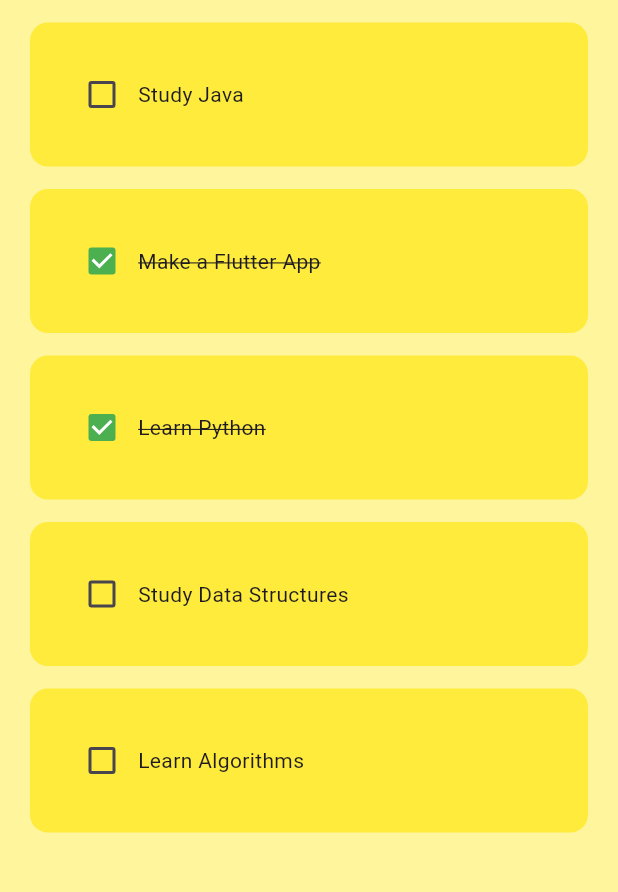
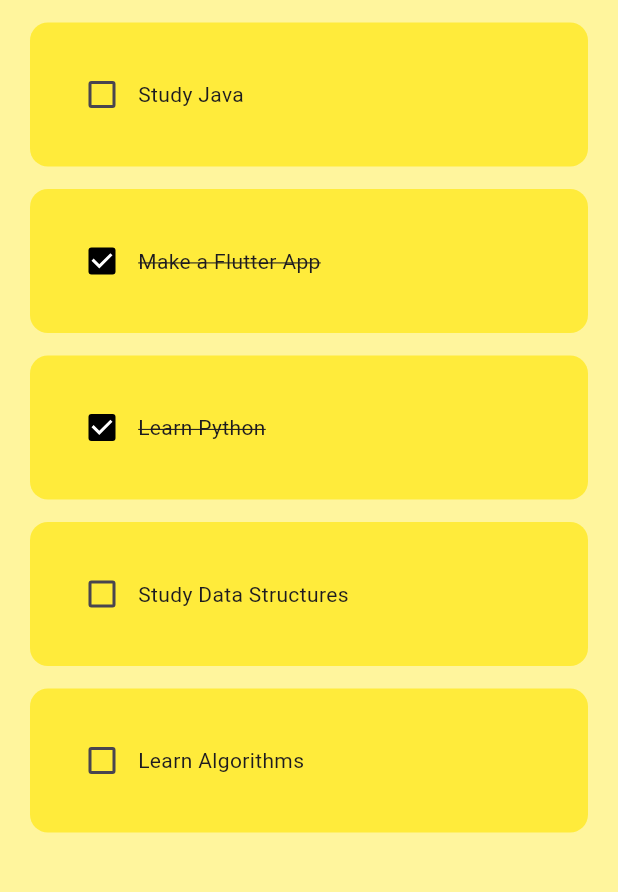
Before and after one commit to towaquimbayo/Flutter-Todo-App, a Flutter app: the screen it shows after launch, on a phone screen of 412 x 824 dp, the part 84-976 px from its top. Run offline on Flutter 3.47's test engine with Material 3 defaults, Android fonts, the phone set to English and light mode, and no system bars.

Commit message:
changed activeColor for checkbox

```diff
--- a/lib/utils/todo_task.dart
+++ b/lib/utils/todo_task.dart
@@ -26,7 +26,7 @@ class TodoTask extends StatelessWidget {
           Checkbox(
             value: taskCompleted,
             onChanged: onStatusChanged,
-            activeColor: Colors.green,
+            activeColor: Colors.black,
           ),
           Text(
             taskName,
```
